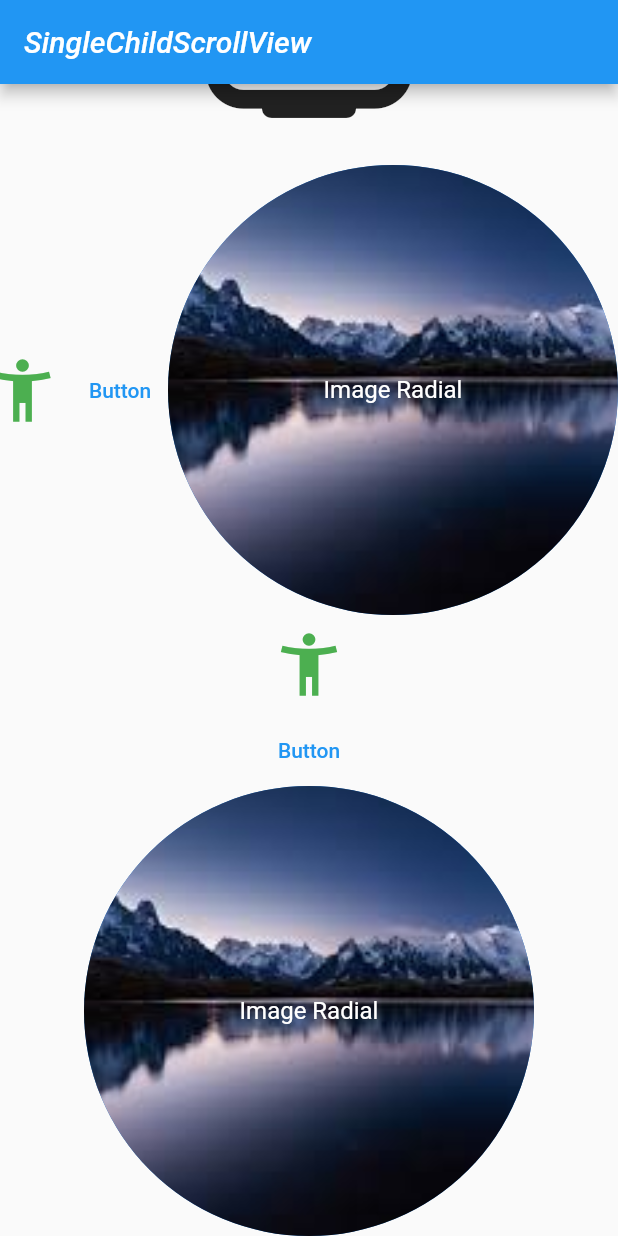
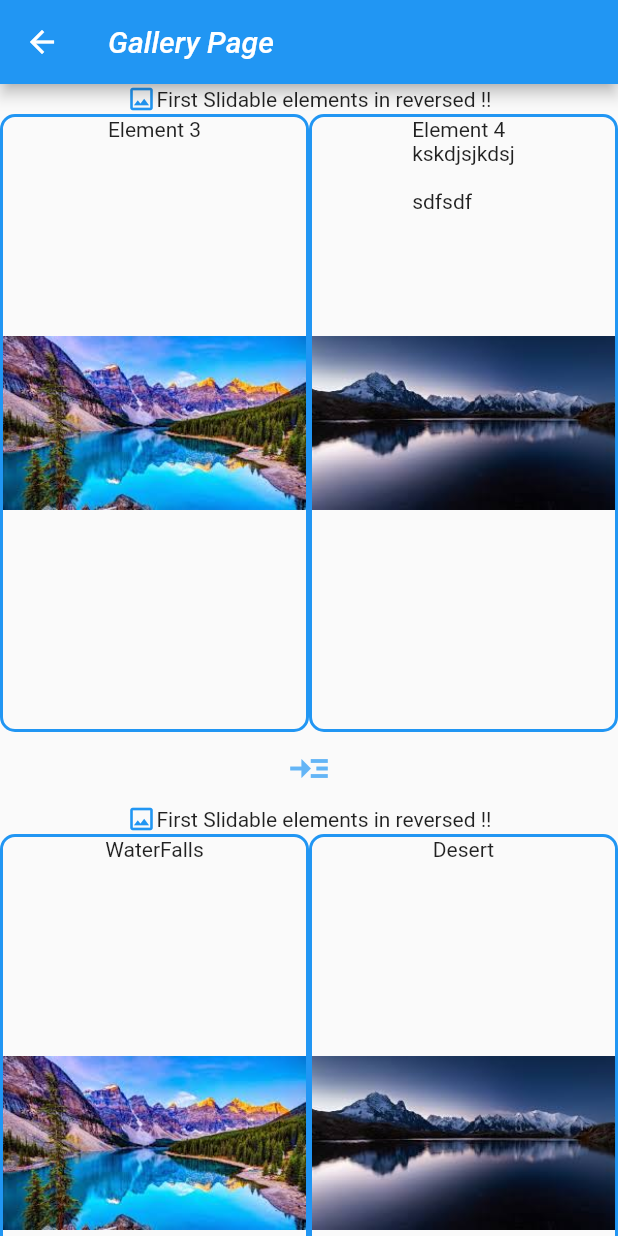
Before and after one commit to aditya995/flutterPractice, a Flutter app: the screen it shows after launch, on a phone screen of 412 x 824 dp. Run offline on Flutter 3.47's test engine with Material 2 defaults, Android fonts, the phone set to English and light mode, and no system bars.

Commit message:
Class_13 work

```diff
--- a/practice_app/lib/loading_screen.dart
+++ /dev/null
@@ -1,56 +0,0 @@
-import 'package:flutter/material.dart';
-
-import 'my_frame.dart';
-
-class LoadingScreen extends StatelessWidget {
-  const LoadingScreen({Key? key}) : super(key: key);
-  @override
-  Widget build(BuildContext context) {
-    return Scaffold(
-        appBar: AppBar(
-          leading: Icon(Icons.arrow_back),
-          title: const Text(
-            'Nature Gallery',
-            style: TextStyle(fontStyle: FontStyle.italic),
-          ),
-        ),
-        //backgroundColor: Colors.white,
-        body: Row(children: [
-          Flex(
-            direction: Axis.vertical,
-            children: [
-              Expanded(
-                child: new MyFrame(
-                  str: 'Hills',
-                  imgAdd: 'files/images/1.jpg',
-                ),
-              ),
-              Expanded(
-                child: new MyFrame(
-                  str:
-                      'Mountains\n\n\n\n\n\n\n\njkskdjsjkdsj\n\n\n\n\n\n\nsdfsdf',
-                  imgAdd: 'files/images/2.jpg',
-                ),
-              ),
-            ],
-          ),
-          Flex(
-            direction: Axis.vertical,
-            children: [
-              Flexible(
-                child: new MyFrame(
-                  str: 'WaterFalls',
-                  imgAdd: 'files/images/3.jpg',
-                ),
-              ),
-              Flexible(
-                child: new MyFrame(
-                  str: 'Desert',
-                  imgAdd: 'files/images/4.jpg',
-                ),
-              ),
-            ],
-          ),
-        ]));
-  }
-}
--- a/practice_app/lib/main.dart
+++ b/practice_app/lib/main.dart
@@ -1,7 +1,5 @@
 import 'package:flutter/material.dart';
-
-import 'loading_screen.dart';
-import 'single_child_scroll_view.dart';
+import 'my_gallery.dart';
 
 void main() {
   runApp(const MyApp());
@@ -15,9 +13,8 @@ class MyApp extends StatelessWidget {
   Widget build(BuildContext context) {
     return const MaterialApp(
       debugShowCheckedModeBanner: false,
-      title: 'Nature Gallery',
-      home: MySingleChildScrollView(),
-      // home: LoadingScreen(),
+      title: 'Gallery Page',
+      home: MyGallery(),
     );
   }
 }
--- a/practice_app/lib/my_frame.dart
+++ b/practice_app/lib/my_frame.dart
@@ -3,8 +3,7 @@ import 'package:flutter/material.dart';
 class MyFrame extends StatelessWidget {
   final String str;
   final String imgAdd;
-  const MyFrame(
-      {required String this.str, required String this.imgAdd, Key? key})
+  const MyFrame({required this.str, required this.imgAdd, Key? key})
       : super(key: key);
 
   @override
@@ -12,28 +11,17 @@ class MyFrame extends StatelessWidget {
     var screenSize = MediaQuery.of(context).size;
     var widthS = screenSize.width;
     var heightS = screenSize.height;
-    //String str = str;
     return Container(
-      // margin: EdgeInsets.symmetric(
-      //   horizontal: widthS / 30,
-      //   vertical: heightS / 30,
-      // ),
       width: widthS / 2,
       height: heightS / 2,
       decoration: BoxDecoration(
-        border: Border.all(width: 5, color: Colors.blue),
+        border: Border.all(width: 2, color: Colors.blue),
         borderRadius: BorderRadius.all(Radius.circular(10)),
         image: DecorationImage(image: AssetImage(imgAdd)),
       ),
       child: Column(
         children: [
-          Text(
-            str,
-            style: TextStyle(
-              color: Colors.black38,
-              backgroundColor: Colors.blue,
-            ),
-          ),
+          Text(str),
           // Image.asset(
           //   'files/images/1.jpg',
           //   color: Colors.amber[600],
--- /dev/null
+++ b/practice_app/lib/my_gallery.dart
@@ -0,0 +1,153 @@
+import 'package:flutter/material.dart';
+import 'my_frame.dart';
+
+class MyGallery extends StatelessWidget {
+  const MyGallery({Key? key}) : super(key: key);
+  @override
+  Widget build(BuildContext context) {
+    return Scaffold(
+      appBar: AppBar(
+        leading: Icon(Icons.arrow_back),
+        title: const Text(
+          'Gallery Page',
+          style: TextStyle(fontStyle: FontStyle.italic),
+        ),
+      ),
+      //backgroundColor: Colors.white,
+      body: SingleChildScrollView(
+        child: Column(children: [
+          Row(
+            mainAxisAlignment: MainAxisAlignment.center,
+            children: [
+              Icon(
+                Icons.image_outlined,
+                size: 20,
+                color: Colors.blue,
+              ),
+              Text('First Slidable elements in reversed !!'),
+            ],
+          ),
+          SingleChildScrollView(
+            scrollDirection: Axis.horizontal,
+            reverse: true,
+            child: Row(
+              children: [
+                MyFrame(
+                  str: 'Element 1',
+                  imgAdd: 'files/images/1.jpg',
+                ),
+                MyFrame(
+                  str: 'Element 2',
+                  imgAdd: 'files/images/2.jpg',
+                ),
+                MyFrame(
+                  str: 'Element 3',
+                  imgAdd: 'files/images/3.jpg',
+                ),
+                MyFrame(
+                  str: 'Element 4\nkskdjsjkdsj\n\nsdfsdf',
+                  imgAdd: 'files/images/4.jpg',
+                ),
+              ],
+            ),
+          ),
+          IconButton(
+            iconSize: 30,
+            color: Colors.blue[300],
+            // highlightColor: Colors.purple,
+            tooltip: 'Icon Hovered1',
+            splashColor: Colors.black,
+            splashRadius: 50,
+            onPressed: () => {print('Read more pressed1')},
+            icon: Icon(Icons.read_more),
+          ),
+          Row(
+            mainAxisAlignment: MainAxisAlignment.center,
+            children: [
+              Icon(
+                Icons.image_outlined,
+                size: 20,
+                color: Colors.blue,
+              ),
+              Text('First Slidable elements in reversed !!'),
+            ],
+          ),
+          SingleChildScrollView(
+            scrollDirection: Axis.horizontal,
+            child: Row(
+              children: [
+                MyFrame(
+                  str: 'WaterFalls',
+                  imgAdd: 'files/images/3.jpg',
+                ),
+                MyFrame(
+                  str: 'Desert',
+                  imgAdd: 'files/images/4.jpg',
+                ),
+              ],
+            ),
+          ),
+          IconButton(
+            iconSize: 30,
+            color: Colors.blue[300],
+            highlightColor: Colors.green,
+            tooltip: 'Icon Hovered2',
+            // splashColor: Colors.black,
+            splashRadius: 50,
+            onPressed: () => {print('Read more pressed2')},
+            icon: Icon(Icons.read_more),
+          ),
+          Row(
+            mainAxisAlignment: MainAxisAlignment.center,
+            children: [
+              Icon(
+                Icons.image_outlined,
+                size: 20,
+                color: Colors.blue,
+              ),
+              Text('First Slidable elements in reversed !!'),
+            ],
+          ),
+          SingleChildScrollView(
+            scrollDirection: Axis.horizontal,
+            reverse: false,
+            child: Row(
+              children: [
+                MyFrame(
+                  str: 'Element 1',
+                  imgAdd: 'files/images/1.jpg',
+                ),
+                MyFrame(
+                  str: 'Element 2',
+                  imgAdd: 'files/images/2.jpg',
+                ),
+                MyFrame(
+                  str: 'Element 3',
+                  imgAdd: 'files/images/3.jpg',
+                ),
+                MyFrame(
+                  str: 'Element 4\nkskdjsjkdsj\n\nsdfsdf',
+                  imgAdd: 'files/images/4.jpg',
+                ),
+              ],
+            ),
+          ),
+          TextButton(
+            child: Text('Read More'),
+            onLongPress: () => {print('OnLongPress3')},
+            onPressed: () => {print('OnPress3')},
+          ),
+          TextButton(
+            child: Icon(
+              Icons.read_more,
+              size: 20,
+              color: Colors.blue,
+            ),
+            onLongPress: () => {print('OnLongPress4')},
+            onPressed: () => {print('OnPress4')},
+          ),
+        ]),
+      ),
+    );
+  }
+}
--- a/practice_app/lib/single_child_scroll_view.dart
+++ /dev/null
@@ -1,96 +0,0 @@
-import 'package:flutter/material.dart';
-
-class MySingleChildScrollView extends StatelessWidget {
-  const MySingleChildScrollView({Key? key}) : super(key: key);
-  @override
-  Widget build(BuildContext context) {
-    return Scaffold(
-        appBar: AppBar(
-          title: const Text(
-            'SingleChildScrollView',
-            style: TextStyle(fontStyle: FontStyle.italic),
-          ),
-        ),
-        //backgroundColor: Colors.white,
-        body: SingleChildScrollView(
-          reverse: true, // Scroll to top or bottom
-          child: Column(children: [
-            Container(
-              height: 400,
-              color: Colors.amber,
-            ),
-            Container(
-              height: 400,
-              color: Colors.red,
-            ),
-            Icon(
-              Icons.home_max_rounded,
-              size: 100,
-              color: Colors.blue,
-            ),
-            Icon(
-              Icons.home_max_rounded,
-              size: 150,
-            ),
-            SingleChildScrollView(
-              scrollDirection: Axis.horizontal,
-              physics: ScrollPhysics(),
-              reverse: true,
-              child: Row(
-                children: [
-                  Icon(
-                    Icons.home_max_rounded,
-                    size: 100,
-                    color: Colors.blue,
-                  ),
-                  Icon(
-                    Icons.home_max_rounded,
-                    size: 150,
-                  ),
-                  IconButton(
-                    iconSize: 50,
-                    color: Colors.green,
-                    highlightColor: Colors.purple,
-                    tooltip: 'Hovered',
-                    // splashColor: Colors.red,
-                    splashRadius: 100,
-                    onPressed: () => {},
-                    icon: Icon(Icons.accessibility_new_outlined),
-                  ),
-                  TextButton(
-                    child: Text('Button'),
-                    onLongPress: () => {print('OnLongPress')},
-                    onPressed: () => {print('OnPress')},
-                  ),
-                  CircleAvatar(
-                    radius: 150,
-                    child: Text('Image Radial'),
-                    backgroundImage: AssetImage('files/images/4.jpg'),
-                  ),
-                ],
-              ),
-            ),
-            IconButton(
-              iconSize: 50,
-              color: Colors.green,
-              highlightColor: Colors.purple,
-              tooltip: 'Hovered',
-              // splashColor: Colors.red,
-              splashRadius: 100,
-              onPressed: () => {},
-              icon: Icon(Icons.accessibility_new_outlined),
-            ),
-            TextButton(
-              child: Text('Button'),
-              onLongPress: () => {print('OnLongPressd')},
-              onPressed: () => {print('OnPresd')},
-            ),
-            CircleAvatar(
-              radius: 150,
-              child: Text('Image Radial'),
-              backgroundImage: AssetImage('files/images/4.jpg'),
-            ),
-          ]),
-        ));
-  }
-}
```
Also changed, not shown: 1 other file.
